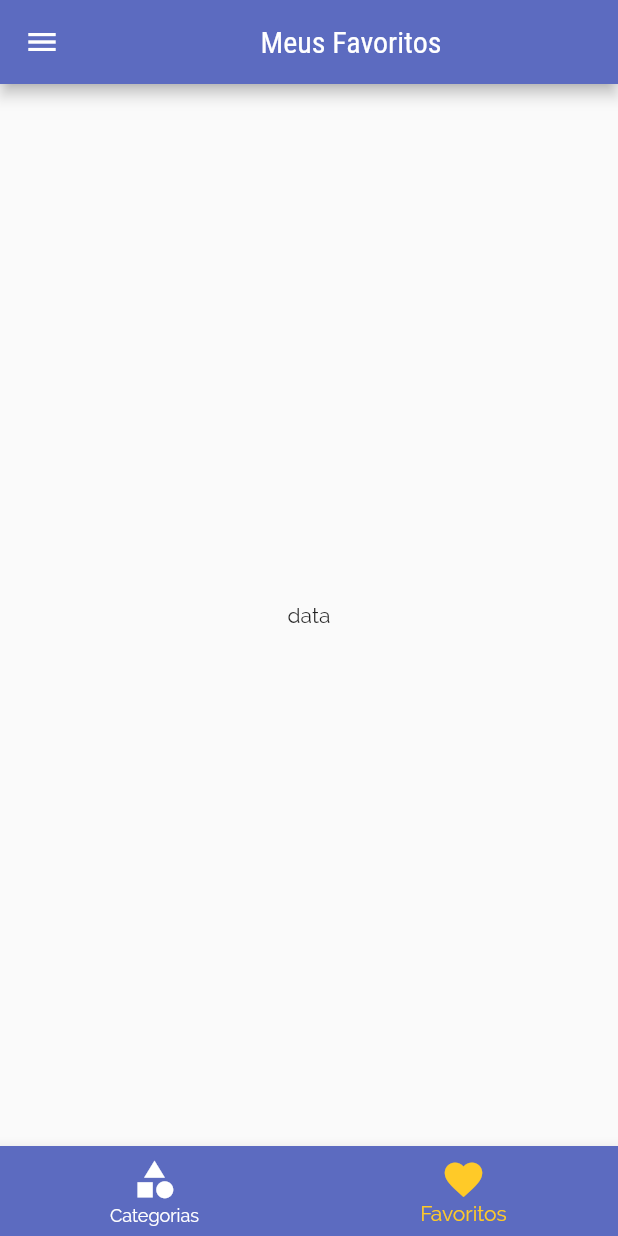
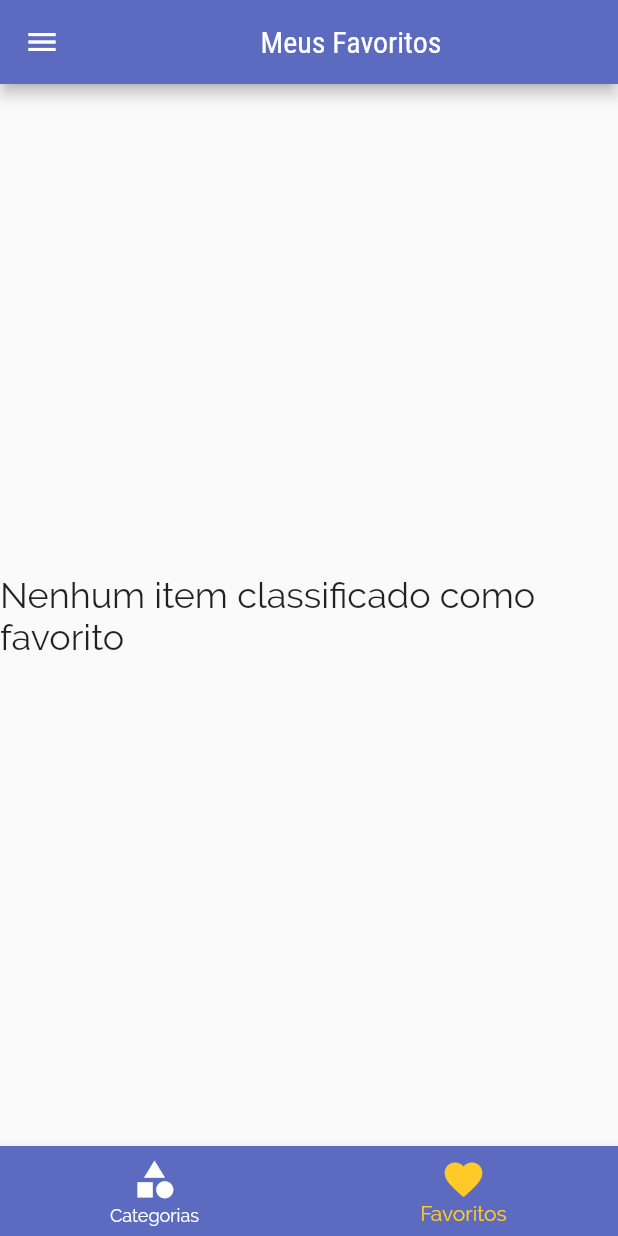
Before and after one commit to icarodavi/meals, a Flutter app: the screen it shows after launch, item 2 of the bottom bar chosen, on a phone screen of 412 x 824 dp. Run offline on Flutter 3.47's test engine with Material 2 defaults, Android fonts, the phone set to English and light mode, and no system bars.

Commit message:
Final Version

```diff
--- a/lib/main.dart
+++ b/lib/main.dart
@@ -27,6 +27,7 @@ class _MyAppState extends State<MyApp> {
   Settings settings = Settings();
 
   List<Meal> _availableMeals = DUMMY_MEALS;
+  List<Meal> _favoriteMeals = [];
 
   void _filterMeals(Settings settings) {
     setState(() {
@@ -44,15 +45,28 @@ class _MyAppState extends State<MyApp> {
     });
   }
 
+  _toggleFavorite(Meal meal) {
+    setState(() {
+      _favoriteMeals.contains(meal)
+          ? _favoriteMeals.remove(meal)
+          : _favoriteMeals.add(meal);
+    });
+  }
+
+  bool _isMealFavorite(Meal meal) {
+    return _favoriteMeals.contains(meal);
+  }
+
   @override
   Widget build(BuildContext context) {
     return MaterialApp(
       title: 'Vamos Cozinhar',
       routes: {
-        AppRoutes.HOME: (context) => const TabsScreen(),
+        AppRoutes.HOME: (context) => TabsScreen(_favoriteMeals),
         AppRoutes.CATEGORIES_MEALS: (context) =>
             CategoriesMealsScreen(_availableMeals),
-        AppRoutes.MEAL_DETAIL: (context) => const MealDetail(),
+        AppRoutes.MEAL_DETAIL: (context) =>
+            MealDetail(_toggleFavorite, _isMealFavorite),
         AppRoutes.SETTINGS: (context) => SettingsScreen(_filterMeals, settings),
       },
       theme: tema.copyWith(
--- a/lib/screens/favorite_screen.dart
+++ b/lib/screens/favorite_screen.dart
@@ -1,10 +1,25 @@
 import 'package:flutter/material.dart';
+import '../components/meal_item.dart';
+import '../models/meal.dart';
 
 class FavoriteScreen extends StatelessWidget {
-  const FavoriteScreen({Key? key}) : super(key: key);
+  const FavoriteScreen(this.favoriteMeals, {Key? key}) : super(key: key);
+  final List<Meal> favoriteMeals;
 
   @override
   Widget build(BuildContext context) {
-    return const Center(child: Text('data'));
+    return favoriteMeals.isEmpty
+        ? Center(
+            child: Text(
+              'Nenhum item classificado como favorito',
+              style: Theme.of(context).textTheme.headline5,
+            ),
+          )
+        : ListView.builder(
+            itemCount: favoriteMeals.length,
+            itemBuilder: (context, index) {
+              return MealItem(favoriteMeals[index]);
+            },
+          );
   }
 }
--- a/lib/screens/tabs_screen.dart
+++ b/lib/screens/tabs_screen.dart
@@ -2,10 +2,12 @@ import 'package:flutter/material.dart';
 import 'categories_screen.dart';
 import 'favorite_screen.dart';
 import 'package:meals/components/main_drawer.dart';
+import '../models/meal.dart';
 
 class TabsScreen extends StatefulWidget {
-  const TabsScreen({Key? key}) : super(key: key);
+  const TabsScreen(this.favoriteMeals, {Key? key}) : super(key: key);
 
+  final List<Meal> favoriteMeals;
   @override
   State<TabsScreen> createState() => _TabsScreenState();
 }
@@ -13,8 +15,13 @@ class TabsScreen extends StatefulWidget {
 class _TabsScreenState extends State<TabsScreen> {
   int _selectedScreenIndex = 0;
   final List<String> _titles = const ['Lista de Categorias', 'Meus Favoritos'];
+  late List<Widget> _screens;
 
-  final List<Widget> _screens = const [CategoriesScreen(), FavoriteScreen()];
+  @override
+  initState() {
+    super.initState();
+    _screens = [const CategoriesScreen(), FavoriteScreen(widget.favoriteMeals)];
+  }
 
   _selectScreen(int index) {
     setState(() {
```
Also changed, not shown: lib/components/meal_item.dart (+2 -6 lines), lib/screens/meal_details_screen.dart (+8 -4 lines).
